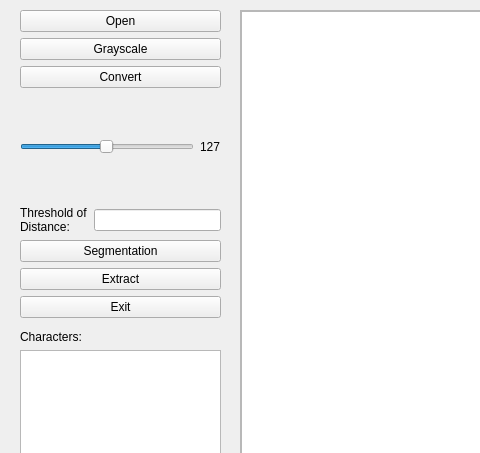
liupeng89/CalligraphyEvaluationTool, file charactersegmentationmainwindow.ui: the form before one commit; both pictures show x 0 to 480 and y 0 to 453 of the 1128 by 676 pixel window.
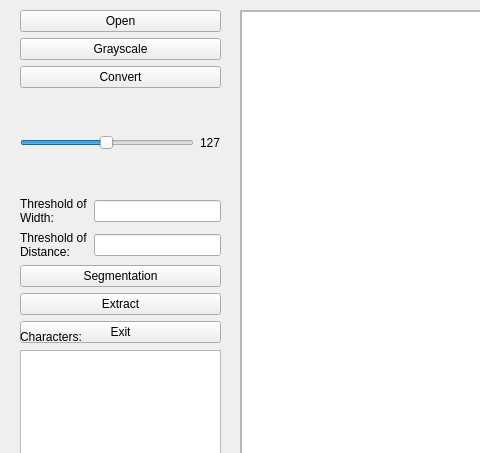
The form after the commit.

Diff of the .ui file:
```diff
--- a/charactersegmentationmainwindow.ui
+++ b/charactersegmentationmainwindow.ui
@@ -20,7 +20,7 @@
       <x>20</x>
       <y>10</y>
       <width>201</width>
-      <height>308</height>
+      <height>333</height>
      </rect>
     </property>
     <layout class="QVBoxLayout" name="verticalLayout">
@@ -73,6 +73,21 @@
        </item>
       </layout>
      </item>
+     <item>
+      <layout class="QHBoxLayout" name="horizontalLayout_2">
+       <item>
+        <widget class="QLabel" name="label_3">
+         <property name="text">
+          <string>Threshold of 
+Width:</string>
+         </property>
+        </widget>
+       </item>
+       <item>
+        <widget class="QLineEdit" name="thre_width_ledit"/>
+       </item>
+      </layout>
+     </item>
      <item>
       <layout class="QHBoxLayout" name="horizontalLayout">
        <item>
```
